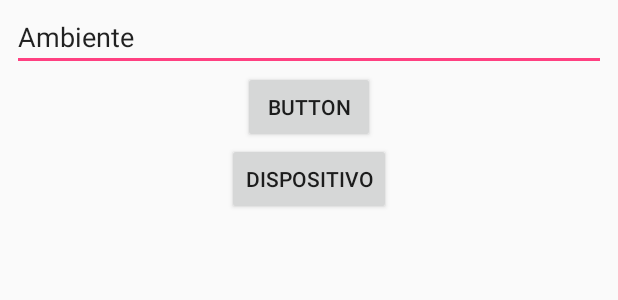
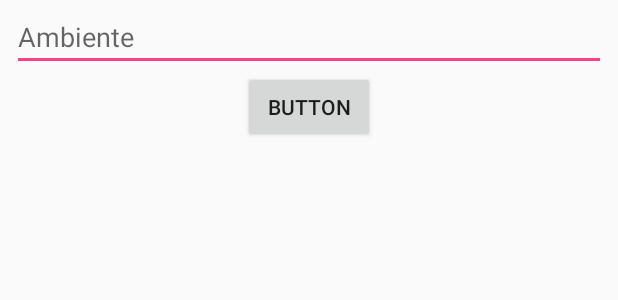
Before and after one commit to vitorovalle/SistemaLux, an Android app: the layout activity_form_ambiente.xml on its own in the app's theme, with its tools: preview values and no code run, on a phone screen of 412 x 824 dp. Shown: the top 300 px of the screen. Run offline under Robolectric (Android 15) with nearby library versions, the phone set to English and light mode, and no system bars.

Commit message:
Commit 10

```diff
--- a/app/src/main/java/principal/sistemalux/dao/DespesaDao.java
+++ b/app/src/main/java/principal/sistemalux/dao/DespesaDao.java
@@ -24,6 +24,8 @@ public class DespesaDao extends SQLiteOpenHelper {
     private static final String DESPESA_DIARIA = "despesaDiaria";
     private static final String DESPESA_TOTAL = "despesaTotal";
     private static final String DATA_DESPESA = "dataDespesa";
+    private static final String ID_AMBIENTE = "idAmbiente";
+    private static final String ID_TARIFA = "idTarifa";
 
     public DespesaDao(Context context) {
         super(context, NOME_BANCO, null, VERSAO);
@@ -35,7 +37,9 @@ public class DespesaDao extends SQLiteOpenHelper {
                 " "+ID_DESPESA+" INTEGER PRIMARY KEY AUTOINCREMENT, "+
                 " "+DESPESA_DIARIA+" INTEGER "+
                 " "+DESPESA_TOTAL+" INTEGER "+
-                " "+DATA_DESPESA+" DATETIME );";
+                " "+DATA_DESPESA+" DATETIME "+
+                " "+ID_TARIFA+" TEXT "+
+                " "+ID_AMBIENTE+" TEXT);";
         db.execSQL(sql);
 
     }
--- a/app/src/main/java/principal/sistemalux/dao/MetaDao.java
+++ b/app/src/main/java/principal/sistemalux/dao/MetaDao.java
@@ -25,6 +25,7 @@ public class MetaDao extends SQLiteOpenHelper {
     private static final String DESPESA_META = "despesaMeta";
     private static final String PONTOS_META = "pontosMeta";
     private static final String DATA_META= "dataMeta";
+    private static final String ID_DESPESA= "idDespesa";
 
     public MetaDao(Context context) {
         super(context, NOME_BANCO, null, VERSAO);
@@ -36,7 +37,8 @@ public class MetaDao extends SQLiteOpenHelper {
                 " "+ID_META+" INTEGER PRIMARY KEY AUTOINCREMENT, "+
                 " "+DESPESA_META+" INTEGER "+
                 " "+PONTOS_META+" INTEGER "+
-                " "+DATA_META+" DATETIME );";
+                " "+DATA_META+" DATETIME "+
+                " "+ID_DESPESA+" TEXT );";
         db.execSQL(sql);
 
     }
--- a/app/src/main/java/principal/sistemalux/modelo/Despesa.java
+++ b/app/src/main/java/principal/sistemalux/modelo/Despesa.java
@@ -1,12 +1,13 @@
 package principal.sistemalux.modelo;
 
+import java.io.Serializable;
 import java.util.Date;
 
 /**
  * Created by Alfa on 09/05/2018.
  */
 
-public class Despesa {
+public class Despesa implements Serializable {
 
     private int idDespesa, despesaDiaria, despesaTotal;
     private Date dataDespesa;
--- a/app/src/main/java/principal/sistemalux/modelo/Meta.java
+++ b/app/src/main/java/principal/sistemalux/modelo/Meta.java
@@ -1,12 +1,13 @@
 package principal.sistemalux.modelo;
 
+import java.io.Serializable;
 import java.util.Date;
 
 /**
  * Created by Alfa on 09/05/2018.
  */
 
-public class Meta {
+public class Meta implements Serializable {
 
     private int idMeta, pontosMeta, despesaMeta;
     private Date dataMeta;
--- a/app/src/main/java/principal/sistemalux/modelo/Tarifa.java
+++ b/app/src/main/java/principal/sistemalux/modelo/Tarifa.java
@@ -1,10 +1,12 @@
 package principal.sistemalux.modelo;
+
+import java.io.Serializable;
 
 /**
  * Created by Alfa on 09/05/2018.
  */
 
-public class Tarifa {
+public class Tarifa implements Serializable {
 
     private int idTarifa, precoKwh;
     private String distribuidorTarifa;
--- a/app/src/main/res/layout/activity_form_ambiente.xml
+++ b/app/src/main/res/layout/activity_form_ambiente.xml
@@ -9,28 +9,28 @@
     <LinearLayout
         android:layout_width="0dp"
         android:layout_height="0dp"
+        android:layout_marginBottom="2dp"
+        android:layout_marginEnd="8dp"
+        android:layout_marginStart="8dp"
+        android:layout_marginTop="2dp"
         android:orientation="vertical"
-        tools:layout_constraintTop_creator="1"
+        app:layout_constraintBottom_toBottomOf="parent"
+        app:layout_constraintLeft_toLeftOf="parent"
+        app:layout_constraintRight_toRightOf="parent"
+        app:layout_constraintTop_toTopOf="parent"
+        app:layout_constraintVertical_bias="0.0"
+        tools:layout_constraintBottom_creator="1"
+        tools:layout_constraintLeft_creator="1"
         tools:layout_constraintRight_creator="1"
-        tools:layout_constraintBottom_creator="1"
-        android:layout_marginStart="8dp"
-        app:layout_constraintBottom_toBottomOf="parent"
-        android:layout_marginEnd="8dp"
-        app:layout_constraintRight_toRightOf="parent"
-        android:layout_marginTop="2dp"
-        tools:layout_constraintLeft_creator="1"
-        android:layout_marginBottom="2dp"
-        app:layout_constraintLeft_toLeftOf="parent"
-        app:layout_constraintTop_toTopOf="parent">
+        tools:layout_constraintTop_creator="1">
 
         <EditText
             android:id="@+id/editAmbiente"
             android:layout_width="match_parent"
             android:layout_height="wrap_content"
+            android:ems="10"
             android:hint="Ambiente"
-            android:ems="10"
-            android:inputType="text"
-            android:text="Ambiente" />
+            android:inputType="text" />
 
         <Button
             android:id="@+id/btnAmbiente"
@@ -39,12 +39,5 @@
             android:layout_gravity="center_horizontal"
             android:text="Button" />
 
-        <Button
-            android:id="@+id/btnDispositivo"
-            android:layout_width="wrap_content"
-            android:layout_height="wrap_content"
-            android:layout_gravity="center_horizontal"
-            android:onClick="clickBtnDispositivo"
-            android:text="Dispositivo" />
     </LinearLayout>
 </android.support.constraint.ConstraintLayout>
```
Also changed, not shown: app/src/main/java/principal/sistemalux/FormAmbiente.java (+7 -15 lines), app/src/main/java/principal/sistemalux/FormDispositivo.java (deleted, +0 -13 lines), app/src/main/java/principal/sistemalux/MainActivity.java (+10 -0 lines), app/src/main/java/principal/sistemalux/dao/AmbienteDao.java (+6 -1 lines), app/src/main/java/principal/sistemalux/modelo/Dispositivo.java (+6 -1 lines), app/src/main/res/layout/activity_form_dispositivo.xml (deleted, +0 -9 lines).
